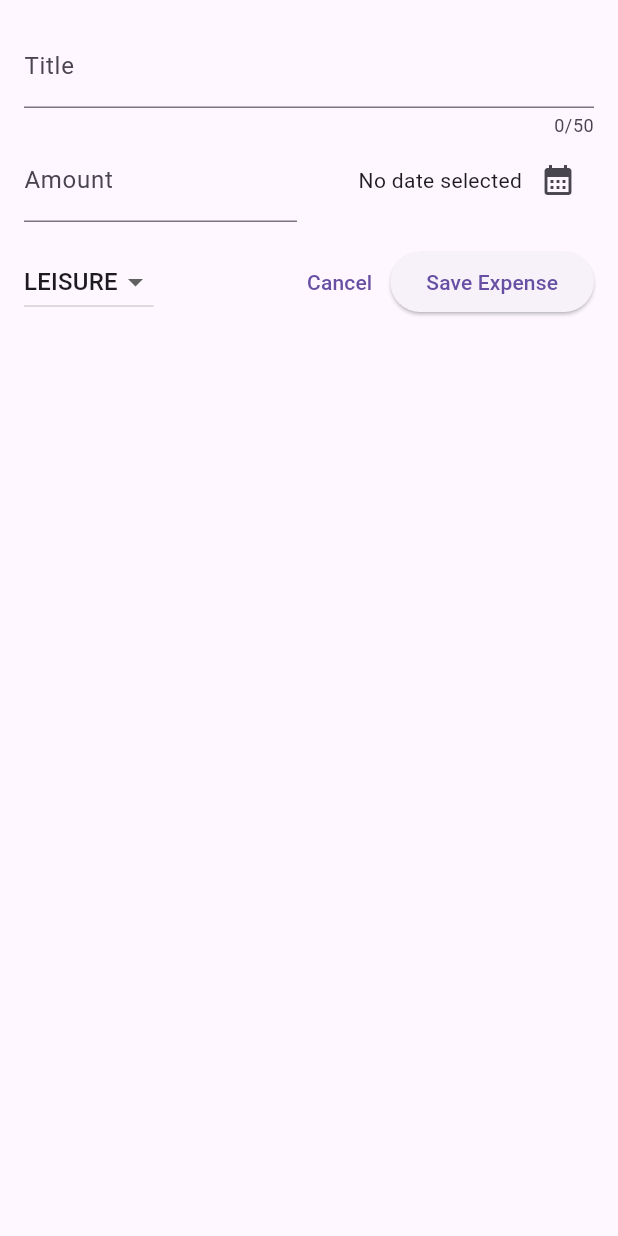
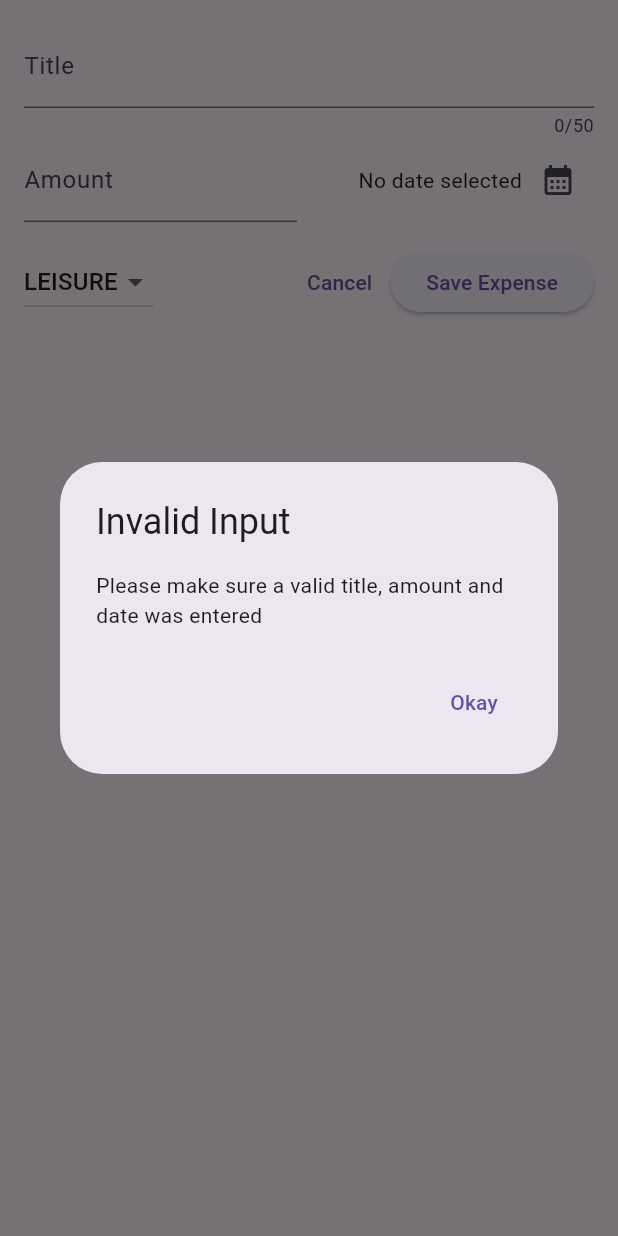
Before and after one commit to raunakb03/flutter_expenses_app, a Flutter app: the NewExpense widget shown alone on an empty page, opened directly, after a tap on "Save Expense", on a phone screen of 412 x 824 dp. Run offline on Flutter 3.47's test engine with Material 2 defaults, Android fonts, the phone set to English and light mode, and no system bars.

Commit message:
validating user input data and showing error popup

```diff
--- a/lib/widgets/new_expense.dart
+++ b/lib/widgets/new_expense.dart
@@ -28,6 +28,32 @@
     setState(() {
       _selectedDate = pickedDate;
     });
+  }
+
+  void _submitExpenseData() {
+    final enteredAmount = double.tryParse(_amountController.text);
+    final amountIsInvalid = enteredAmount == null || enteredAmount < 0;
+    if (_titleController.text.trim().isEmpty ||
+        amountIsInvalid ||
+        _selectedDate == null) {
+      showDialog(
+        context: context,
+        builder: (ctx) => AlertDialog(
+          title: const Text('Invalid Input'),
+          content: const Text(
+              'Please make sure a valid title, amount and date was entered'),
+          actions: [
+            TextButton(
+              onPressed: () {
+                Navigator.pop(ctx);
+              },
+              child: const Text('Okay'),
+            ),
+          ],
+        ),
+      );
+      return;
+    }
   }
 
   @override
@@ -120,10 +146,7 @@
                 child: const Text('Cancel'),
               ),
               ElevatedButton(
-                onPressed: () {
-                  print(_titleController.text);
-                  print(_amountController.text);
-                },
+                onPressed: _submitExpenseData,
                 child: const Text('Save Expense'),
               )
             ],
```
